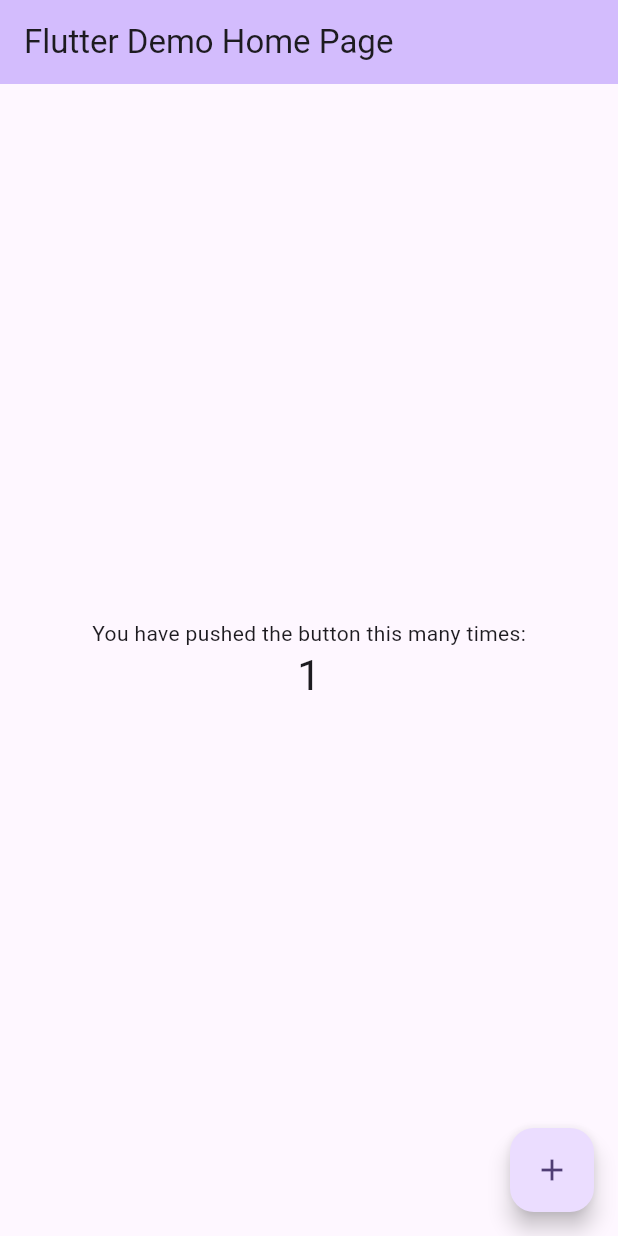
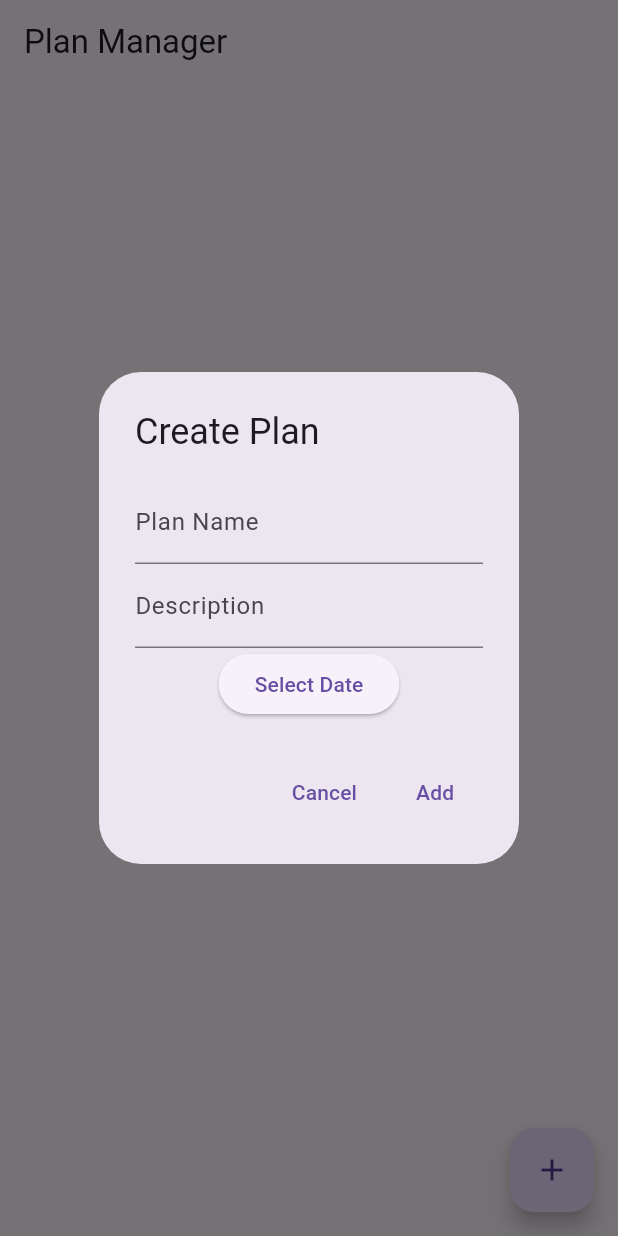
Before and after one commit to isaacLara1214/MADCW_4, a Flutter app: the screen it shows after launch, after a tap on the "add" icon, on a phone screen of 412 x 824 dp. Run offline on Flutter 3.47's test engine with Material 3 defaults, Android fonts, the phone set to English and light mode, and no system bars.

Commit message:
create add plan button

```diff
--- a/cw4/lib/main.dart
+++ b/cw4/lib/main.dart
@@ -7,119 +7,131 @@ void main() {
 class MyApp extends StatelessWidget {
   const MyApp({super.key});
 
-  // This widget is the root of your application.
   @override
   Widget build(BuildContext context) {
     return MaterialApp(
-      title: 'Flutter Demo',
+      title: 'Adoption & Travel Planner',
       theme: ThemeData(
-        // This is the theme of your application.
-        //
-        // TRY THIS: Try running your application with "flutter run". You'll see
-        // the application has a purple toolbar. Then, without quitting the app,
-        // try changing the seedColor in the colorScheme below to Colors.green
-        // and then invoke "hot reload" (save your changes or press the "hot
-        // reload" button in a Flutter-supported IDE, or press "r" if you used
-        // the command line to start the app).
-        //
-        // Notice that the counter didn't reset back to zero; the application
-        // state is not lost during the reload. To reset the state, use hot
-        // restart instead.
-        //
-        // This works for code too, not just values: Most code changes can be
-        // tested with just a hot reload.
-        colorScheme: ColorScheme.fromSeed(seedColor: Colors.deepPurple),
-        useMaterial3: true,
+        primarySwatch: Colors.blue,
       ),
-      home: const MyHomePage(title: 'Flutter Demo Home Page'),
+      home: const PlanManagerScreen(),
     );
   }
 }
 
-class MyHomePage extends StatefulWidget {
-  const MyHomePage({super.key, required this.title});
+class Plan {
+  String name;
+  String description;
+  DateTime date;
+  bool isCompleted;
 
-  // This widget is the home page of your application. It is stateful, meaning
-  // that it has a State object (defined below) that contains fields that affect
-  // how it looks.
+  Plan({
+    required this.name,
+    required this.description,
+    required this.date,
+    this.isCompleted = false,
+  });
+}
 
-  // This class is the configuration for the state. It holds the values (in this
-  // case the title) provided by the parent (in this case the App widget) and
-  // used by the build method of the State. Fields in a Widget subclass are
-  // always marked "final".
-
-  final String title;
+class PlanManagerScreen extends StatefulWidget {
+  const PlanManagerScreen({super.key});
 
   @override
-  State<MyHomePage> createState() => _MyHomePageState();
+  State<PlanManagerScreen> createState() => _PlanManagerScreenState();
 }
 
-class _MyHomePageState extends State<MyHomePage> {
-  int _counter = 0;
+class _PlanManagerScreenState extends State<PlanManagerScreen> {
+  final List<Plan> _plans = [];
 
-  void _incrementCounter() {
+  void _addPlan(String name, String description, DateTime date) {
     setState(() {
-      // This call to setState tells the Flutter framework that something has
-      // changed in this State, which causes it to rerun the build method below
-      // so that the display can reflect the updated values. If we changed
-      // _counter without calling setState(), then the build method would not be
-      // called again, and so nothing would appear to happen.
-      _counter++;
+      _plans.add(Plan(name: name, description: description, date: date));
     });
+  }
+
+  void _showAddPlanDialog() {
+    final TextEditingController nameController = TextEditingController();
+    final TextEditingController descriptionController = TextEditingController();
+    DateTime selectedDate = DateTime.now();
+
+    showDialog(
+      context: context,
+      builder: (context) {
+        return AlertDialog(
+          title: const Text('Create Plan'),
+          content: Column(
+            mainAxisSize: MainAxisSize.min,
+            children: [
+              TextField(
+                controller: nameController,
+                decoration: const InputDecoration(labelText: 'Plan Name'),
+              ),
+              TextField(
+                controller: descriptionController,
+                decoration: const InputDecoration(labelText: 'Description'),
+              ),
+              ElevatedButton(
+                onPressed: () async {
+                  DateTime? pickedDate = await showDatePicker(
+                    context: context,
+                    initialDate: selectedDate,
+                    firstDate: DateTime(2000),
+                    lastDate: DateTime(2100),
+                  );
+                  if (pickedDate != null) {
+                    selectedDate = pickedDate;
+                  }
+                },
+                child: const Text('Select Date'),
+              ),
+            ],
+          ),
+          actions: [
+            TextButton(
+              onPressed: () {
+                Navigator.of(context).pop();
+              },
+              child: const Text('Cancel'),
+            ),
+            TextButton(
+              onPressed: () {
+                _addPlan(nameController.text, descriptionController.text,
+                    selectedDate);
+                Navigator.of(context).pop();
+              },
+              child: const Text('Add'),
+            ),
+          ],
+        );
+      },
+    );
   }
 
   @override
   Widget build(BuildContext context) {
-    // This method is rerun every time setState is called, for instance as done
-    // by the _incrementCounter method above.
-    //
-    // The Flutter framework has been optimized to make rerunning build methods
-    // fast, so that you can just rebuild anything that needs updating rather
-    // than having to individually change instances of widgets.
     return Scaffold(
       appBar: AppBar(
-        // TRY THIS: Try changing the color here to a specific color (to
-        // Colors.amber, perhaps?) and trigger a hot reload to see the AppBar
-        // change color while the other colors stay the same.
-        backgroundColor: Theme.of(context).colorScheme.inversePrimary,
-        // Here we take the value from the MyHomePage object that was created by
-        // the App.build method, and use it to set our appbar title.
-        title: Text(widget.title),
+        title: const Text('Plan Manager'),
       ),
       body: Center(
-        // Center is a layout widget. It takes a single child and positions it
-        // in the middle of the parent.
-        child: Column(
-          // Column is also a layout widget. It takes a list of children and
-          // arranges them vertically. By default, it sizes itself to fit its
-          // children horizontally, and tries to be as tall as its parent.
-          //
-          // Column has various properties to control how it sizes itself and
-          // how it positions its children. Here we use mainAxisAlignment to
-          // center the children vertically; the main axis here is the vertical
-          // axis because Columns are vertical (the cross axis would be
-          // horizontal).
-          //
-          // TRY THIS: Invoke "debug painting" (choose the "Toggle Debug Paint"
-          // action in the IDE, or press "p" in the console), to see the
-          // wireframe for each widget.
-          mainAxisAlignment: MainAxisAlignment.center,
-          children: <Widget>[
-            const Text(
-              'You have pushed the button this many times:',
-            ),
-            Text(
-              '$_counter',
-              style: Theme.of(context).textTheme.headlineMedium,
-            ),
-          ],
-        ),
+        child: _plans.isEmpty
+            ? const Text('No plans yet!')
+            : ListView.builder(
+                itemCount: _plans.length,
+                itemBuilder: (context, index) {
+                  final plan = _plans[index];
+                  return ListTile(
+                    title: Text(plan.name),
+                    subtitle: Text(plan.description),
+                    trailing: Text('${plan.date.toLocal()}'.split(' ')[0]),
+                  );
+                },
+              ),
       ),
       floatingActionButton: FloatingActionButton(
-        onPressed: _incrementCounter,
-        tooltip: 'Increment',
+        onPressed: _showAddPlanDialog,
         child: const Icon(Icons.add),
-      ), // This trailing comma makes auto-formatting nicer for build methods.
+      ),
     );
   }
 }
```
